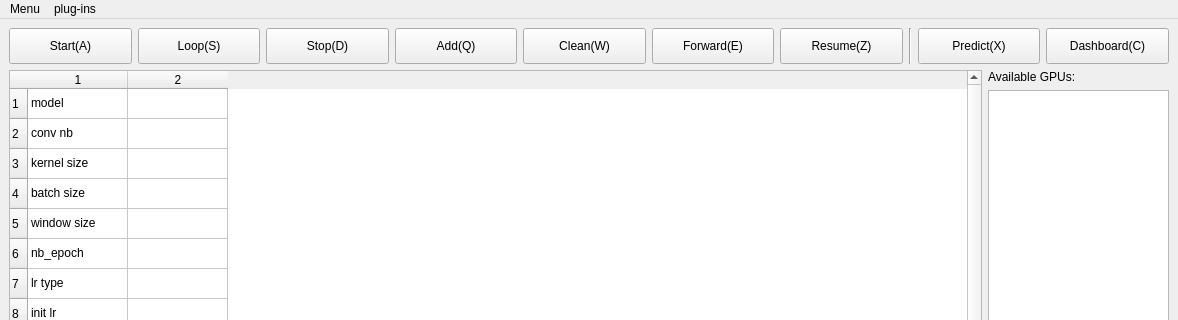
Before: the Qt Designer form _taskManager/mainwindow.ui in ZeliangSu/SegmentPy, drawn with Qt 5; both pictures show x 0 to 1178 and y 0 to 320 of the 1178 by 724 pixel window.
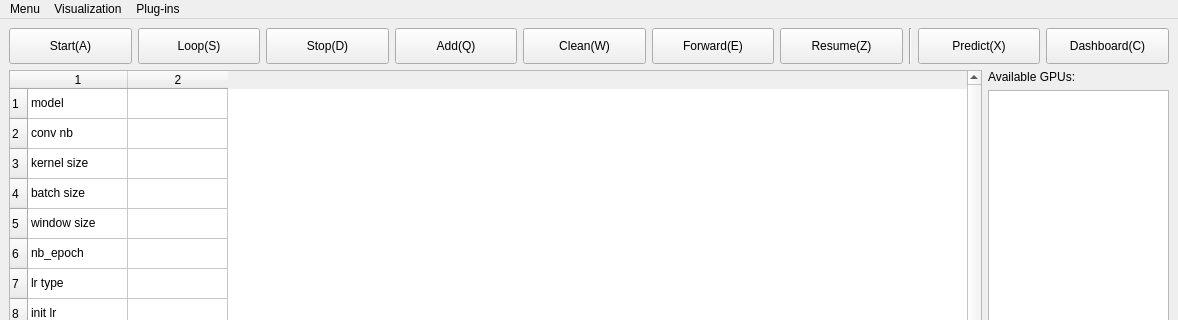
After: the same form once the commit is applied. Icons and pictures are not drawn.

Diff of the .ui file:
```diff
--- a/_taskManager/mainwindow.ui
+++ b/_taskManager/mainwindow.ui
@@ -531,7 +531,7 @@
    </widget>
    <widget class="QMenu" name="menuPlugin">
     <property name="title">
-     <string>plug-ins</string>
+     <string>Plug-ins</string>
     </property>
     <addaction name="Activations"/>
     <addaction name="Loss_Landscape"/>
@@ -541,8 +541,19 @@
     <addaction name="AugViewer"/>
     <addaction name="GradViewer"/>
     <addaction name="ActViewer"/>
+    <addaction name="actionThresholder"/>
+   </widget>
+   <widget class="QMenu" name="menuVisualization">
+    <property name="title">
+     <string>Visualization</string>
+    </property>
+    <addaction name="actionActViewer"/>
+    <addaction name="actionVolViewer"/>
+    <addaction name="actionAugViewer"/>
+    <addaction name="actionGradViewer"/>
    </widget>
    <addaction name="menuMenu"/>
+   <addaction name="menuVisualization"/>
    <addaction name="menuPlugin"/>
   </widget>
   <widget class="QStatusBar" name="statusbar"/>
```
Left out of the diff: 25 changed lines with no effect on the pictures.
